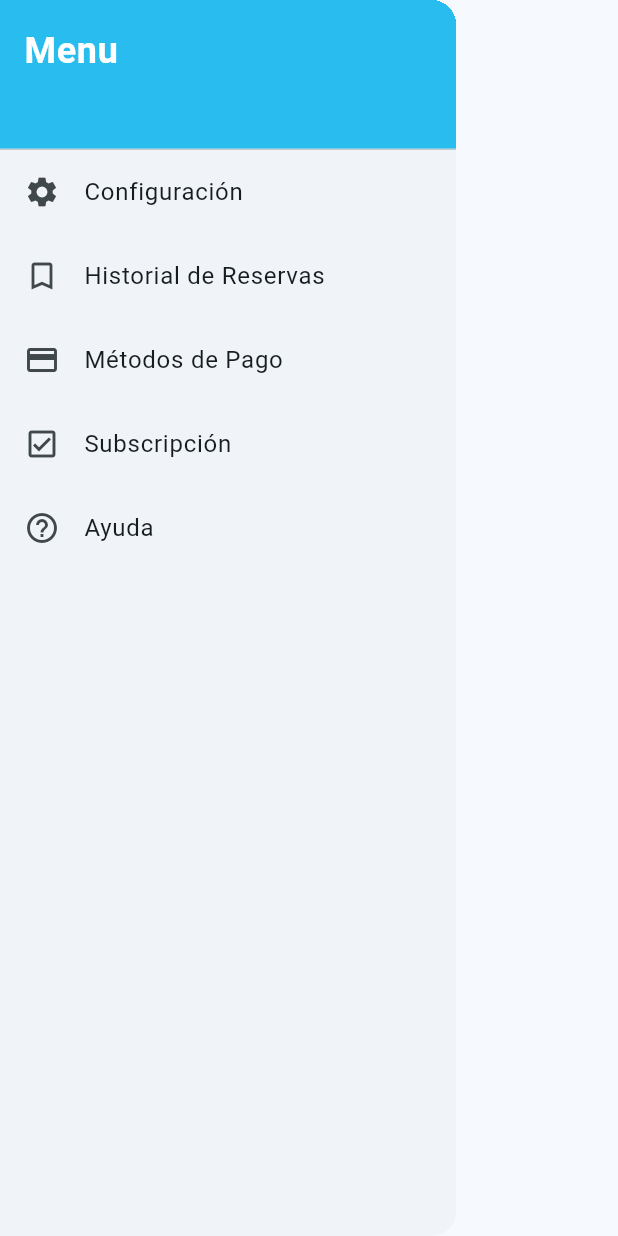
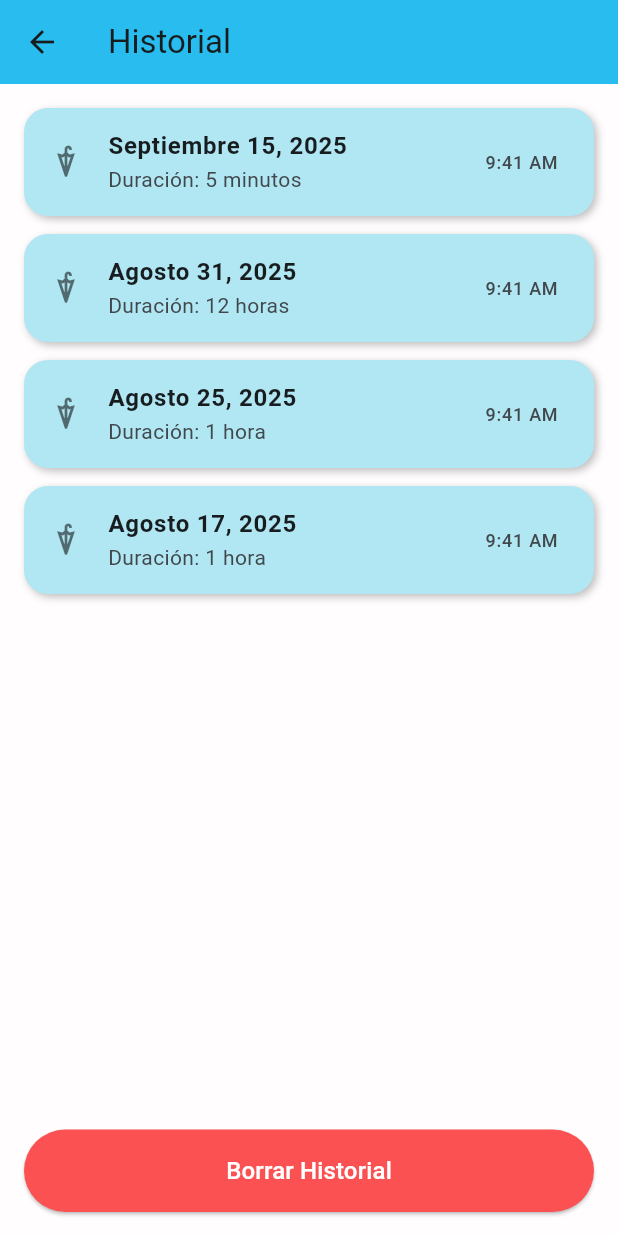
Before and after one commit to Group-41-Section-4/Sombri_ya_Flutter, a Flutter app: the AppDrawer widget shown alone on an empty page, opened directly, after a tap on "Historial de Reservas", on a phone screen of 412 x 824 dp. Run offline on Flutter 3.47's test engine with Material 3 defaults, Android fonts, the phone set to English and light mode, and no system bars; our stand-ins replace flutter_map, latlong2.

Commit message:
History page created

```diff
--- /dev/null
+++ b/flutter_sombri_ya/lib/history.dart
@@ -0,0 +1,92 @@
+import 'package:flutter/material.dart';
+
+class HistoryPage extends StatelessWidget {
+  const HistoryPage({super.key});
+
+  @override
+  Widget build(BuildContext context) {
+    final history = [
+      {"date": "Septiembre 15, 2025", "duration": "Duración: 5 minutos"},
+      {"date": "Agosto 31, 2025", "duration": "Duración: 12 horas"},
+      {"date": "Agosto 25, 2025", "duration": "Duración: 1 hora"},
+      {"date": "Agosto 17, 2025", "duration": "Duración: 1 hora"},
+    ];
+
+    return Scaffold(
+      appBar: AppBar(
+        backgroundColor: const Color(0xFF28BCEF),
+        title: const Text("Historial"),
+        leading: IconButton(
+          icon: const Icon(Icons.arrow_back),
+          onPressed: () => Navigator.pop(context),
+        ),
+      ),
+      backgroundColor: const Color(0xFFFFFDFD),
+      body: Column(
+        children: [
+          // Lista de tarjetas
+          Expanded(
+            child: ListView.builder(
+              padding: const EdgeInsets.all(16),
+              itemCount: history.length,
+              itemBuilder: (context, index) {
+                final item = history[index];
+                return Container(
+                  margin: const EdgeInsets.only(bottom: 12),
+                  decoration: BoxDecoration(
+                    color: const Color(0xFFB1E6F3),
+                    borderRadius: BorderRadius.circular(16),
+                    boxShadow: const [
+                      BoxShadow(
+                        color: Colors.black26,
+                        blurRadius: 4,
+                        offset: Offset(2, 2),
+                      ),
+                    ],
+                  ),
+                  child: ListTile(
+                    leading: const Icon(Icons.umbrella, color: Colors.black54),
+                    title: Text(
+                      item["date"]!,
+                      style: const TextStyle(fontWeight: FontWeight.bold),
+                    ),
+                    subtitle: Text(item["duration"]!),
+                    trailing: Text(
+                      "9:41 AM",
+                      style: const TextStyle(fontSize: 12),
+                    ),
+                  ),
+                );
+              },
+            ),
+          ),
+
+          // Botón "Borrar historial"
+          Padding(
+            padding: const EdgeInsets.all(16),
+            child: SizedBox(
+              width: double.infinity,
+              child: ElevatedButton(
+                style: ElevatedButton.styleFrom(
+                  backgroundColor: const Color(0xFFFC5152), // rojo
+                  foregroundColor: Colors.white,
+                  shape: RoundedRectangleBorder(
+                    borderRadius: BorderRadius.circular(30),
+                  ),
+                  padding: const EdgeInsets.symmetric(vertical: 16),
+                ),
+                onPressed: () {
+                  // poner metodos para borrar el historial
+                },
+                child: const Text(
+                  "Borrar Historial",
+                  style: TextStyle(fontSize: 16),
+                ),
+              ),
+            ),
+          ),
+        ],
+      ),
+    );
+  }
+}
--- a/flutter_sombri_ya/lib/menu.dart
+++ b/flutter_sombri_ya/lib/menu.dart
@@ -1,4 +1,5 @@
 import 'package:flutter/material.dart';
+import 'history.dart';
 
 class AppDrawer extends StatelessWidget {
   const AppDrawer({super.key});
@@ -39,12 +40,20 @@ class AppDrawer extends StatelessWidget {
           ListTile(
             leading: const Icon(Icons.bookmark_border),
             title: const Text("Historial de Reservas"),
-            onTap: () {},
+            onTap: () {
+              Navigator.pop(context);
+              Navigator.push(
+                context,
+                MaterialPageRoute(builder:(context) => const HistoryPage()),
+              );
+            },
           ),
           ListTile(
             leading: const Icon(Icons.payment),
             title: const Text("Métodos de Pago"),
-            onTap: () {},
+            onTap: (
+
+                ) {},
           ),
           ListTile(
             leading: const Icon(Icons.check_box_outlined),
```
Also changed, not shown: flutter_sombri_ya/lib/login.dart (deleted).
